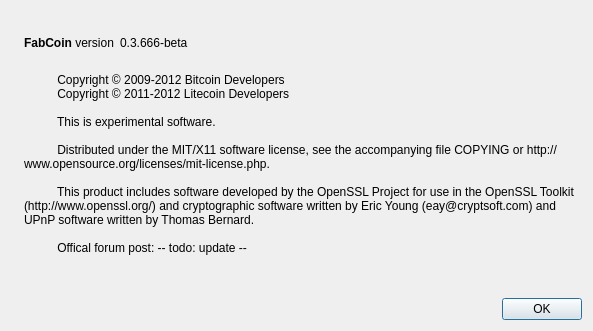
Old version of the form src/qt/forms/aboutdialog.ui in the repository chocolatecoin/chocolatecoin.
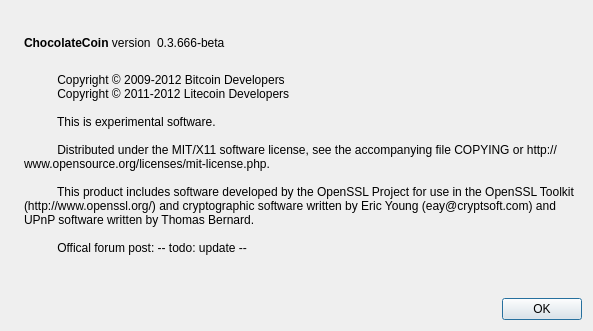
New version of the form. Icons and pictures are not drawn.

The edit to the form file:
```diff
--- a/src/qt/forms/aboutdialog.ui
+++ b/src/qt/forms/aboutdialog.ui
@@ -50,7 +50,7 @@
           <cursorShape>IBeamCursor</cursorShape>
          </property>
          <property name="text">
-          <string>&lt;b&gt;FabCoin&lt;/b&gt; version</string>
+          <string>&lt;b&gt;ChocolateCoin&lt;/b&gt; version</string>
          </property>
          <property name="textInteractionFlags">
           <set>Qt::LinksAccessibleByMouse|Qt::TextSelectableByKeyboard|Qt::TextSelectableByMouse</set>
```
Left out of the diff: 2 changed lines with no effect on the pictures.
